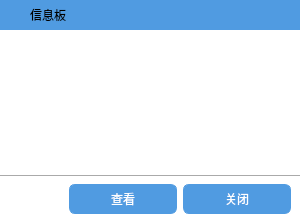
Above: InfoBoard.ui from RunnanZhang/MagicAssistant before the change. Below: the same form after it.
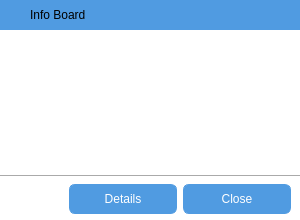
That is the form after the change. Icons and pictures are not drawn.

Diff of the .ui file:
```diff
--- a/InfoBoard.ui
+++ b/InfoBoard.ui
@@ -157,7 +157,7 @@
          <bool>true</bool>
         </property>
         <property name="text">
-         <string>信息板</string>
+         <string>Info Board</string>
         </property>
        </widget>
       </item>
@@ -275,7 +275,7 @@
         </size>
        </property>
        <property name="text">
-        <string>查看</string>
+        <string>Details</string>
        </property>
       </widget>
      </item>
@@ -294,7 +294,7 @@
         </size>
        </property>
        <property name="text">
-        <string>关闭</string>
+        <string>Close</string>
        </property>
       </widget>
      </item>
```
